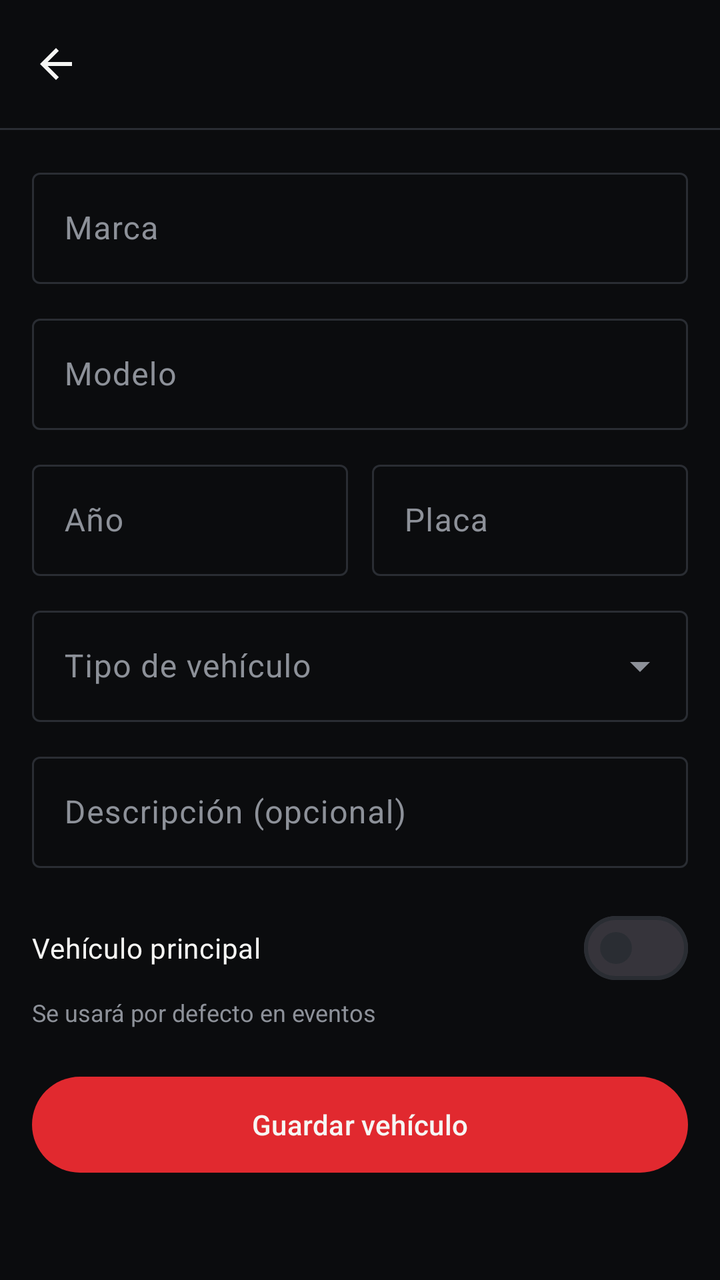
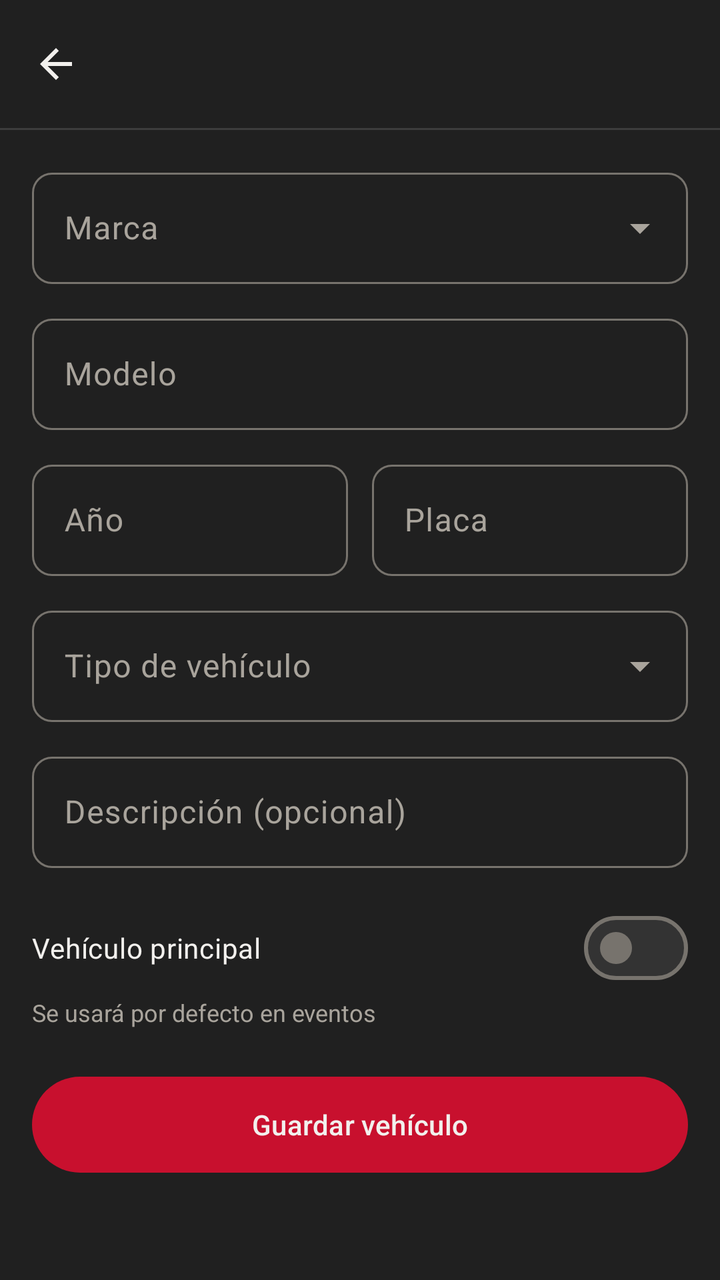

Screens rendered from an Android XML layout before and after an edit, with the pre-edit source and the edit as a unified diff.
<!-- AndroidManifest.xml: application theme Theme.PopayanMotor -->
<!-- res/layout/activity_vehicle_form.xml -->
<?xml version="1.0" encoding="utf-8"?>
<LinearLayout xmlns:android="http://schemas.android.com/apk/res/android"
    xmlns:app="http://schemas.android.com/apk/res-auto"
    android:layout_width="match_parent"
    android:layout_height="match_parent"
    android:background="@color/bg"
    android:fitsSystemWindows="true"
    android:orientation="vertical">

    <com.google.android.material.appbar.MaterialToolbar
        android:id="@+id/toolbar"
        android:layout_width="match_parent"
        android:layout_height="?attr/actionBarSize"
        app:navigationContentDescription="@string/back"
        app:navigationIcon="@drawable/ic_back"
        app:navigationIconTint="@color/text_primary"
        app:titleCentered="true"
        app:titleTextColor="@color/text_primary" />

    <View
        android:layout_width="match_parent"
        android:layout_height="1dp"
        android:background="@color/outline" />

    <ScrollView
        android:layout_width="match_parent"
        android:layout_height="0dp"
        android:layout_weight="1">

        <LinearLayout
            android:id="@+id/form"
            android:layout_width="match_parent"
            android:layout_height="wrap_content"
            android:orientation="vertical"
            android:padding="16dp">

            <com.google.android.material.textfield.TextInputLayout
                android:id="@+id/tilBrand"
                style="@style/Widget.Material3.TextInputLayout.OutlinedBox"
                android:layout_width="match_parent"
                android:layout_height="wrap_content"
                android:hint="@string/brand"
                app:placeholderText="@string/brand_hint">

                <com.google.android.material.textfield.TextInputEditText
                    android:id="@+id/etBrand"
                    android:layout_width="match_parent"
                    android:layout_height="wrap_content"
                    android:inputType="textCapWords"
                    android:maxLength="50" />
            </com.google.android.material.textfield.TextInputLayout>

            <com.google.android.material.textfield.TextInputLayout
                android:id="@+id/tilModel"
                style="@style/Widget.Material3.TextInputLayout.OutlinedBox"
                android:layout_width="match_parent"
                android:layout_height="wrap_content"
                android:layout_marginTop="12dp"
                android:hint="@string/model"
                app:placeholderText="@string/model_hint">

                <com.google.android.material.textfield.TextInputEditText
                    android:id="@+id/etModel"
                    android:layout_width="match_parent"
                    android:layout_height="wrap_content"
                    android:inputType="textCapWords"
                    android:maxLength="50" />
            </com.google.android.material.textfield.TextInputLayout>

            <LinearLayout
                android:layout_width="match_parent"
                android:layout_height="wrap_content"
                android:layout_marginTop="12dp"
                android:orientation="horizontal">

                <com.google.android.material.textfield.TextInputLayout
                    android:id="@+id/tilYear"
                    style="@style/Widget.Material3.TextInputLayout.OutlinedBox"
                    android:layout_width="0dp"
                    android:layout_height="wrap_content"
                    android:layout_weight="1"
                    android:hint="@string/year">

                    <com.google.android.material.textfield.TextInputEditText
                        android:id="@+id/etYear"
                        android:layout_width="match_parent"
                        android:layout_height="wrap_content"
                        android:inputType="number"
                        android:maxLength="4" />
                </com.google.android.material.textfield.TextInputLayout>

                <com.google.android.material.textfield.TextInputLayout
                    android:id="@+id/tilPlate"
                    style="@style/Widget.Material3.TextInputLayout.OutlinedBox"
                    android:layout_width="0dp"
                    android:layout_height="wrap_content"
                    android:layout_marginStart="12dp"
                    android:layout_weight="1"
                    android:hint="@string/plate">

                    <com.google.android.material.textfield.TextInputEditText
                        android:id="@+id/etPlate"
                        android:layout_width="match_parent"
                        android:layout_height="wrap_content"
                        android:inputType="textCapCharacters"
                        android:maxLength="9" />
                </com.google.android.material.textfield.TextInputLayout>
            </LinearLayout>

            <com.google.android.material.textfield.TextInputLayout
                android:id="@+id/tilType"
                style="@style/Widget.Material3.TextInputLayout.OutlinedBox.ExposedDropdownMenu"
                android:layout_width="match_parent"
                android:layout_height="wrap_content"
                android:layout_marginTop="12dp"
                android:hint="@string/vehicle_type">

                <com.google.android.material.textfield.MaterialAutoCompleteTextView
                    android:id="@+id/etType"
                    android:layout_width="match_parent"
                    android:layout_height="wrap_content"
                    android:inputType="none" />
            </com.google.android.material.textfield.TextInputLayout>

            <com.google.android.material.textfield.TextInputLayout
                android:id="@+id/tilDescription"
                style="@style/Widget.Material3.TextInputLayout.OutlinedBox"
                android:layout_width="match_parent"
                android:layout_height="wrap_content"
                android:layout_marginTop="12dp"
                android:hint="@string/description_optional"
                app:placeholderText="@string/description_hint">

                <com.google.android.material.textfield.TextInputEditText
                    android:id="@+id/etDescription"
                    android:layout_width="match_parent"
                    android:layout_height="wrap_content"
                    android:inputType="textCapSentences|textMultiLine"
                    android:maxLength="1000" />
            </com.google.android.material.textfield.TextInputLayout>

            <com.google.android.material.materialswitch.MaterialSwitch
                android:id="@+id/swPrimary"
                android:layout_width="match_parent"
                android:layout_height="wrap_content"
                android:layout_marginTop="16dp"
                android:text="@string/primary_vehicle"
                android:textColor="@color/text_primary" />

            <TextView
                android:id="@+id/tvPrimaryHelp"
                android:layout_width="match_parent"
                android:layout_height="wrap_content"
                android:text="@string/primary_vehicle_help"
                android:textColor="@color/text_secondary"
                android:textSize="12sp" />

            <TextView
                android:id="@+id/tvError"
                android:layout_width="match_parent"
                android:layout_height="wrap_content"
                android:layout_marginTop="12dp"
                android:textColor="@color/accent"
                android:visibility="gone" />

            <com.google.android.material.button.MaterialButton
                android:id="@+id/btnSave"
                android:layout_width="match_parent"
                android:layout_height="56dp"
                android:layout_marginTop="20dp"
                android:text="@string/save_vehicle" />
        </LinearLayout>
    </ScrollView>

    <ProgressBar
        android:id="@+id/progress"
        android:layout_width="wrap_content"
        android:layout_height="wrap_content"
        android:layout_gravity="center_horizontal"
        android:layout_margin="8dp"
        android:indeterminateTint="@color/accent"
        android:visibility="gone" />
</LinearLayout>
<!-- resources referenced by this layout -->
<resources>
  <color name="accent">#E1292F</color>
  <color name="bg">#0B0C0E</color>
  <color name="outline">#2A2D33</color>
  <color name="text_primary">#F6F6F4</color>
  <color name="text_secondary">#8D9199</color>
  <string name="back">Volver</string>
  <string name="brand">Marca</string>
  <string name="brand_hint">Ej. Mazda</string>
  <string name="description_hint">Ej. Rojo soul</string>
  <string name="description_optional">Descripción (opcional)</string>
  <string name="model">Modelo</string>
  <string name="model_hint">Ej. MX-5</string>
  <string name="plate">Placa</string>
  <string name="primary_vehicle">Vehículo principal</string>
  <string name="save_vehicle">Guardar vehículo</string>
  <string name="vehicle_type">Tipo de vehículo</string>
  <string name="year">Año</string>
  <style name="Theme.PopayanMotor" parent="Theme.Material3.Dark.NoActionBar">
          <item name="colorPrimary">@color/accent</item>
          <item name="colorOnPrimary">@color/text_primary</item>
          <item name="colorSecondary">@color/accent</item>
          <item name="android:colorBackground">@color/bg</item>
          <item name="colorSurface">@color/bg</item>
          <item name="colorSurfaceContainer">@color/surface</item>
          <item name="colorOnSurface">@color/text_primary</item>
          <item name="colorOnSurfaceVariant">@color/text_secondary</item>
          <item name="colorOutline">@color/outline</item>
      </style>
  <color name="surface">#16181C</color>
  <!-- unchanged entries left out for length: 2 -->
</resources>

<!-- the commit's change to res/layout/activity_vehicle_form.xml (unified diff, before → after) -->
@@ -34,39 +34,57 @@
             android:orientation="vertical"
             android:padding="16dp">
 
+            
             <com.google.android.material.textfield.TextInputLayout
                 android:id="@+id/tilBrand"
-                style="@style/Widget.Material3.TextInputLayout.OutlinedBox"
-                android:layout_width="match_parent"
-                android:layout_height="wrap_content"
-                android:hint="@string/brand"
+                style="@style/Widget.PopayanMotor.TextInputLayout.Dropdown"
+                android:layout_width="match_parent"
+                android:layout_height="wrap_content"
+                android:hint="@string/brand">
+
+                <com.google.android.material.textfield.MaterialAutoCompleteTextView
+                    android:id="@+id/etBrand"
+                    android:layout_width="match_parent"
+                    android:layout_height="wrap_content"
+                    android:inputType="none" />
+            </com.google.android.material.textfield.TextInputLayout>
+
+            
+            <com.google.android.material.textfield.TextInputLayout
+                android:id="@+id/tilBrandOther"
+                style="@style/Widget.PopayanMotor.TextInputLayout"
+                android:layout_width="match_parent"
+                android:layout_height="wrap_content"
+                android:layout_marginTop="12dp"
+                android:hint="@string/brand_other"
+                android:visibility="gone"
                 app:placeholderText="@string/brand_hint">
 
                 <com.google.android.material.textfield.TextInputEditText
-                    android:id="@+id/etBrand"
+                    android:id="@+id/etBrandOther"
+                    android:layout_width="match_parent"
+                    android:layout_height="wrap_content"
+                    android:inputType="textCapWords"
+                    android:maxLength="30" />
+            </com.google.android.material.textfield.TextInputLayout>
+
+            <com.google.android.material.textfield.TextInputLayout
+                android:id="@+id/tilModel"
+                style="@style/Widget.PopayanMotor.TextInputLayout"
+                android:layout_width="match_parent"
+                android:layout_height="wrap_content"
+                android:layout_marginTop="12dp"
+                android:hint="@string/model"
+                app:placeholderText="@string/model_hint">
+
+                <com.google.android.material.textfield.TextInputEditText
+                    android:id="@+id/etModel"
                     android:layout_width="match_parent"
                     android:layout_height="wrap_content"
                     android:inputType="textCapWords"
                     android:maxLength="50" />
             </com.google.android.material.textfield.TextInputLayout>
 
-            <com.google.android.material.textfield.TextInputLayout
-                android:id="@+id/tilModel"
-                style="@style/Widget.Material3.TextInputLayout.OutlinedBox"
-                android:layout_width="match_parent"
-                android:layout_height="wrap_content"
-                android:layout_marginTop="12dp"
-                android:hint="@string/model"
-                app:placeholderText="@string/model_hint">
-
-                <com.google.android.material.textfield.TextInputEditText
-                    android:id="@+id/etModel"
-                    android:layout_width="match_parent"
-                    android:layout_height="wrap_content"
-                    android:inputType="textCapWords"
-                    android:maxLength="50" />
-            </com.google.android.material.textfield.TextInputLayout>
-
             <LinearLayout
                 android:layout_width="match_parent"
                 android:layout_height="wrap_content"
@@ -75,7 +93,7 @@
 
                 <com.google.android.material.textfield.TextInputLayout
                     android:id="@+id/tilYear"
-                    style="@style/Widget.Material3.TextInputLayout.OutlinedBox"
+                    style="@style/Widget.PopayanMotor.TextInputLayout"
                     android:layout_width="0dp"
                     android:layout_height="wrap_content"
                     android:layout_weight="1"
@@ -91,7 +109,7 @@
 
                 <com.google.android.material.textfield.TextInputLayout
                     android:id="@+id/tilPlate"
-                    style="@style/Widget.Material3.TextInputLayout.OutlinedBox"
+                    style="@style/Widget.PopayanMotor.TextInputLayout"
                     android:layout_width="0dp"
                     android:layout_height="wrap_content"
                     android:layout_marginStart="12dp"
@@ -109,7 +127,7 @@
 
             <com.google.android.material.textfield.TextInputLayout
                 android:id="@+id/tilType"
-                style="@style/Widget.Material3.TextInputLayout.OutlinedBox.ExposedDropdownMenu"
+                style="@style/Widget.PopayanMotor.TextInputLayout.Dropdown"
                 android:layout_width="match_parent"
                 android:layout_height="wrap_content"
                 android:layout_marginTop="12dp"
@@ -124,7 +142,7 @@
 
             <com.google.android.material.textfield.TextInputLayout
                 android:id="@+id/tilDescription"
-                style="@style/Widget.Material3.TextInputLayout.OutlinedBox"
+                style="@style/Widget.PopayanMotor.TextInputLayout"
                 android:layout_width="match_parent"
                 android:layout_height="wrap_content"
                 android:layout_marginTop="12dp"
@@ -160,7 +178,7 @@
                 android:layout_width="match_parent"
                 android:layout_height="wrap_content"
                 android:layout_marginTop="12dp"
-                android:textColor="@color/accent"
+                android:textColor="@color/accent_text"
                 android:visibility="gone" />
 
             <com.google.android.material.button.MaterialButton
<!-- resource entries referenced after the edit -->
@@ -1,13 +1,15 @@
 <!-- resources referenced by this layout -->
 <resources>
-  <color name="accent">#E1292F</color>
-  <color name="bg">#0B0C0E</color>
-  <color name="outline">#2A2D33</color>
-  <color name="text_primary">#F6F6F4</color>
-  <color name="text_secondary">#8D9199</color>
+  <color name="accent">#C8102E</color>
+  <color name="accent_text">#F2475A</color>
+  <color name="bg">#202020</color>
+  <color name="outline">#3D3D3D</color>
+  <color name="text_primary">#F2F0ED</color>
+  <color name="text_secondary">#A9A49C</color>
   <string name="back">Volver</string>
   <string name="brand">Marca</string>
-  <string name="brand_hint">Ej. Mazda</string>
+  <string name="brand_hint">Ej. Great Wall</string>
+  <string name="brand_other">Nombre de la marca</string>
   <string name="description_hint">Ej. Rojo soul</string>
   <string name="description_optional">Descripción (opcional)</string>
   <string name="model">Modelo</string>
@@ -17,18 +19,59 @@
   <string name="save_vehicle">Guardar vehículo</string>
   <string name="vehicle_type">Tipo de vehículo</string>
   <string name="year">Año</string>
+  <style name="Widget.PopayanMotor.TextInputLayout" parent="Widget.Material3.TextInputLayout.OutlinedBox">
+          <item name="boxStrokeColor">@color/text_input_stroke</item>
+          <item name="hintTextColor">@color/accent_text</item>
+          <item name="boxCornerRadiusTopStart">10dp</item>
+          <item name="boxCornerRadiusTopEnd">10dp</item>
+          <item name="boxCornerRadiusBottomStart">10dp</item>
+          <item name="boxCornerRadiusBottomEnd">10dp</item>
+      </style>
+  <style name="Widget.PopayanMotor.TextInputLayout.Dropdown" parent="Widget.Material3.TextInputLayout.OutlinedBox.ExposedDropdownMenu">
+          <item name="boxStrokeColor">@color/text_input_stroke</item>
+          <item name="hintTextColor">@color/accent_text</item>
+          <item name="boxCornerRadiusTopStart">10dp</item>
+          <item name="boxCornerRadiusTopEnd">10dp</item>
+          <item name="boxCornerRadiusBottomStart">10dp</item>
+          <item name="boxCornerRadiusBottomEnd">10dp</item>
+      </style>
   <style name="Theme.PopayanMotor" parent="Theme.Material3.Dark.NoActionBar">
           <item name="colorPrimary">@color/accent</item>
           <item name="colorOnPrimary">@color/text_primary</item>
           <item name="colorSecondary">@color/accent</item>
+          <item name="colorOnSecondary">@color/text_primary</item>
+          
+          <item name="colorSecondaryContainer">@color/accent</item>
+          <item name="colorOnSecondaryContainer">@color/text_primary</item>
           <item name="android:colorBackground">@color/bg</item>
           <item name="colorSurface">@color/bg</item>
-          <item name="colorSurfaceContainer">@color/surface</item>
           <item name="colorOnSurface">@color/text_primary</item>
           <item name="colorOnSurfaceVariant">@color/text_secondary</item>
-          <item name="colorOutline">@color/outline</item>
+          <item name="colorSurfaceContainerLowest">@color/bg</item>
+          <item name="colorSurfaceContainerLow">@color/surface</item>
+          <item name="colorSurfaceContainer">@color/surface</item>
+          <item name="colorSurfaceContainerHigh">@color/surface_high</item>
+          <item name="colorSurfaceContainerHighest">@color/surface_high</item>
+          <item name="colorOutline">@color/outline_strong</item>
+          <item name="colorOutlineVariant">@color/outline</item>
+          <item name="colorError">@color/error</item>
+          
+          <item name="elevationOverlayEnabled">false</item>
+          <item name="android:statusBarColor">@color/bg</item>
+          <item name="android:navigationBarColor">@color/surface</item>
+          <item name="materialAlertDialogTheme">@style/ThemeOverlay.PopayanMotor.Dialog</item>
       </style>
-  <color name="surface">#16181C</color>
+  <color name="surface">#2A2A2A</color>
+  <color name="surface_high">#333333</color>
+  <color name="outline_strong">#77736D</color>
+  <color name="error">#FF8A80</color>
+  <style name="ThemeOverlay.PopayanMotor.Dialog" parent="ThemeOverlay.Material3.MaterialAlertDialog">
+          <item name="colorPrimary">@color/accent_text</item>
+          <item name="colorSurface">@color/surface_high</item>
+          <item name="colorSurfaceContainerHigh">@color/surface_high</item>
+          
+          <item name="elevationOverlayEnabled">false</item>
+      </style>
   <!-- unchanged entries left out for length: 2 -->
 </resources>
 
